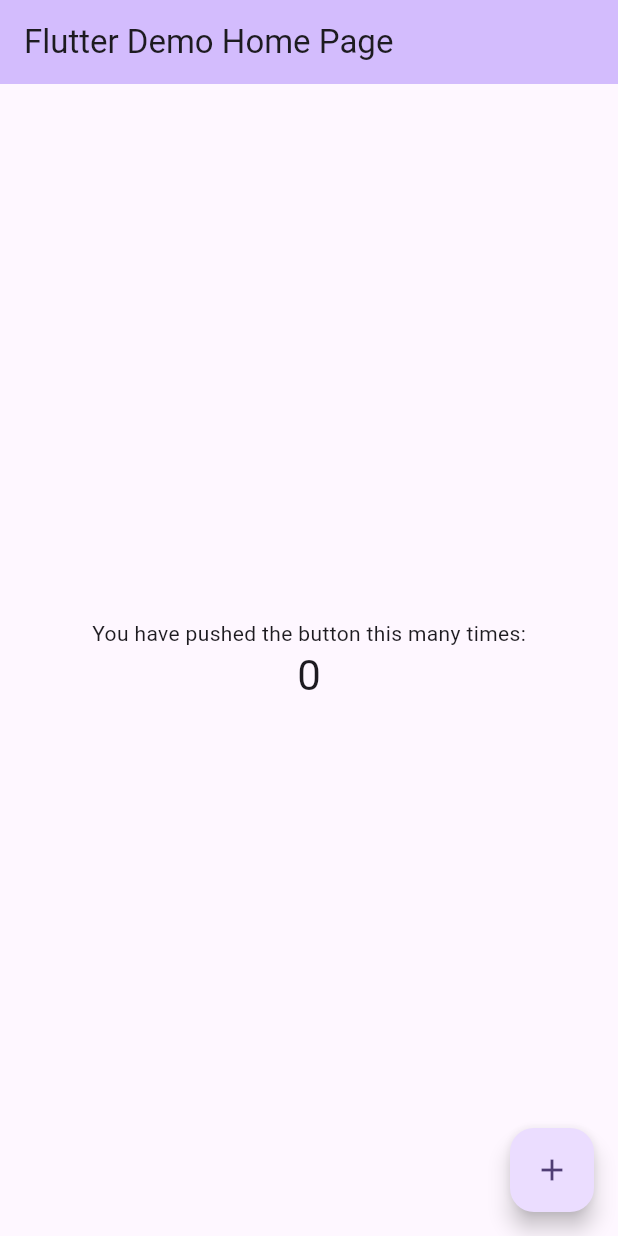
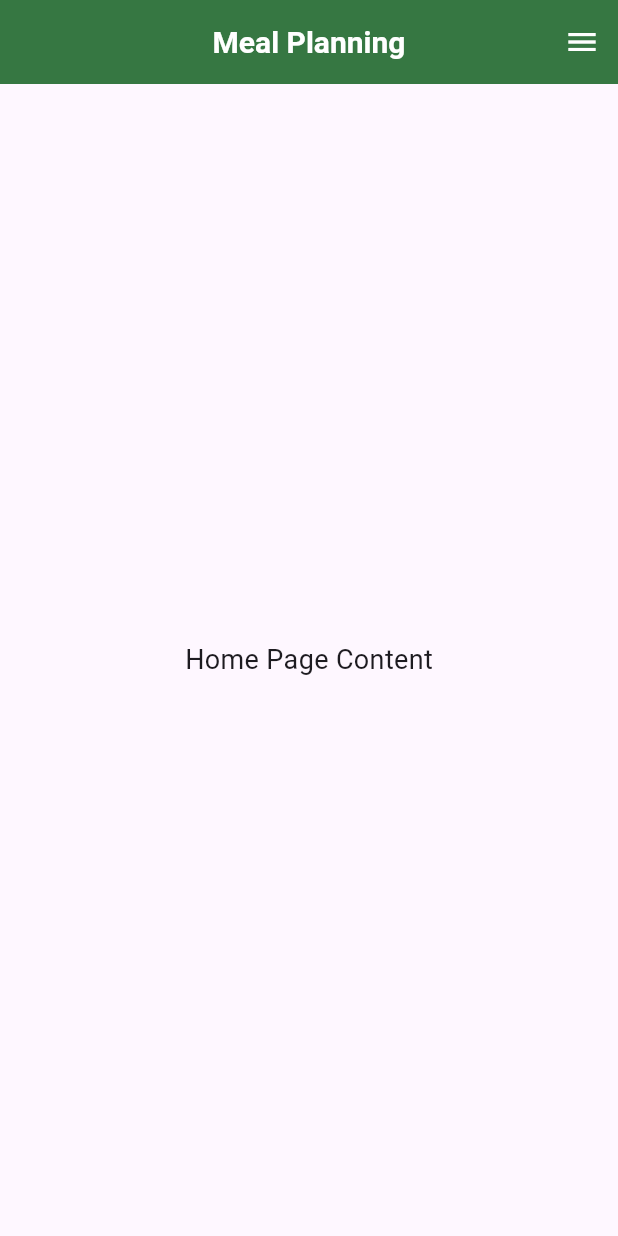
Before and after one commit to Boramic/Meal-planing, a Flutter app: the screen it shows after launch, on a phone screen of 412 x 824 dp. Run offline on Flutter 3.47's test engine with Material 3 defaults, Android fonts, the phone set to English and light mode, and no system bars; our stand-ins replace firebase_core; accounts and stored records are empty.

Commit message:
Add styled navbar and home page structure

```diff
--- /dev/null
+++ b/lib/core/routes/app_routes.dart
@@ -0,0 +1,4 @@
+class AppRoutes {
+  static const String splash = '/';
+  static const String home = '/';
+}
--- a/lib/main.dart
+++ b/lib/main.dart
@@ -1,47 +1,35 @@
 import 'package:flutter/material.dart';
+import 'core/routes/app_routes.dart';
+import 'pages/splash/splash_page.dart';
+import 'pages/home/home_page.dart';
 import 'package:firebase_core/firebase_core.dart';
 import 'firebase_options.dart';
 
 void main() async {
-  WidgetsFlutterBinding.ensureInitialized();
+  /*WidgetsFlutterBinding.ensureInitialized();
   await Firebase.initializeApp(
     options: DefaultFirebaseOptions.currentPlatform,
-  );
-  runApp(const MyApp());
+  );*/
+  runApp(const MealPlanningApp());
 }
 
-class MyApp extends StatelessWidget {
-  const MyApp({super.key});
+class MealPlanningApp extends StatelessWidget {
+  const MealPlanningApp({super.key});
 
-  // This widget is the root of your application.
   @override
   Widget build(BuildContext context) {
     return MaterialApp(
-      title: 'Flutter Demo',
-      theme: ThemeData(
-        // This is the theme of your application.
-        //
-        // TRY THIS: Try running your application with "flutter run". You'll see
-        // the application has a purple toolbar. Then, without quitting the app,
-        // try changing the seedColor in the colorScheme below to Colors.green
-        // and then invoke "hot reload" (save your changes or press the "hot
-        // reload" button in a Flutter-supported IDE, or press "r" if you used
-        // the command line to start the app).
-        //
-        // Notice that the counter didn't reset back to zero; the application
-        // state is not lost during the reload. To reset the state, use hot
-        // restart instead.
-        //
-        // This works for code too, not just values: Most code changes can be
-        // tested with just a hot reload.
-        colorScheme: .fromSeed(seedColor: Colors.deepPurple),
-      ),
-      home: const MyHomePage(title: 'Flutter Demo Home Page'),
+      debugShowCheckedModeBanner: false,
+      initialRoute: AppRoutes.splash,
+      routes: {
+        AppRoutes.splash: (_) => const SplashPage(),
+        AppRoutes.home: (_) => const HomePage(),
+      },
     );
   }
 }
 
-class MyHomePage extends StatefulWidget {
+/*class MyHomePage extends StatefulWidget {
   const MyHomePage({super.key, required this.title});
 
   // This widget is the home page of your application. It is stateful, meaning
@@ -126,3 +114,5 @@ class _MyHomePageState extends State<MyHomePage> {
     );
   }
 }
+
+*/
--- /dev/null
+++ b/lib/pages/home/home_page.dart
@@ -0,0 +1,41 @@
+import 'package:flutter/material.dart';
+
+class HomePage extends StatelessWidget {
+  const HomePage({super.key});
+
+  @override
+  Widget build(BuildContext context) {
+    return Scaffold(
+      appBar: AppBar(
+        elevation: 12,
+        backgroundColor: const Color(0xFF2E7D32), // calm smooth green
+        centerTitle: true,
+        title: const Text(
+          'Meal Planning',
+          style: TextStyle(
+            color: Colors.white,
+            fontWeight: FontWeight.w600,
+            fontSize: 20,
+          ),
+        ),
+        actions: [
+          IconButton(
+            icon: const Icon(
+              Icons.menu,
+              color: Colors.white,
+            ),
+            onPressed: () {
+              // later: open drawer or menu
+            },
+          ),
+        ],
+      ),
+      body: const Center(
+        child: Text(
+          'Home Page Content',
+          style: TextStyle(fontSize: 18),
+        ),
+      ),
+    );
+  }
+}
```
Also changed, not shown: lib/core/theme/app_colors.dart (added, +16 -0 lines), lib/pages/splash/splash_page.dart (added, +52 -0 lines), lib/widgets/loading_spinner.dart (added, +17 -0 lines), 1 other file.
